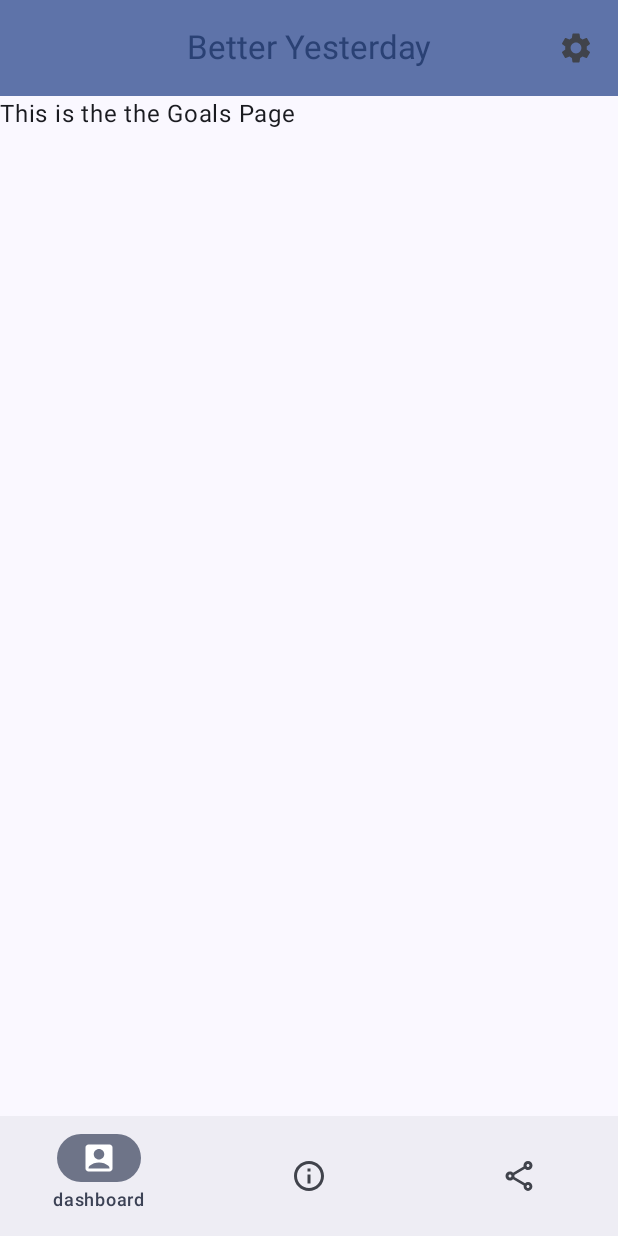
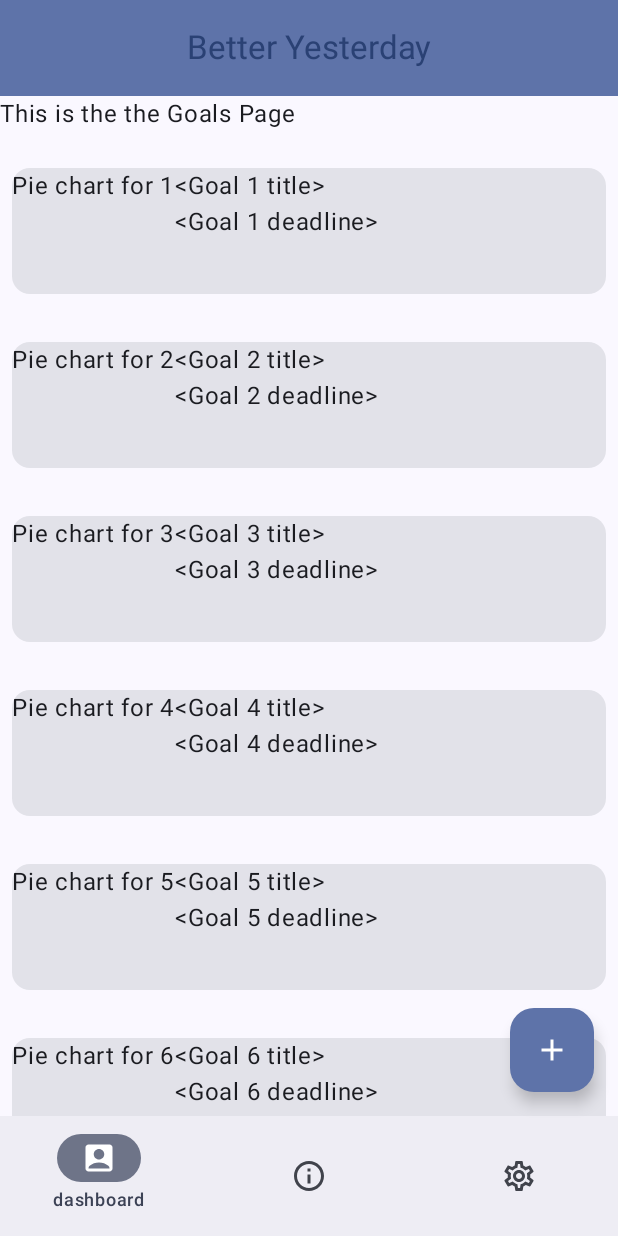
Before and after one commit to EmmanuelAdio/BetterYesterday, an Android app built with Jetpack Compose: the GoalScreen screen opened through its navigation route, on a phone screen of 412 x 824 dp. Run offline under Robolectric (Android 15) with nearby library versions, the phone set to English and light mode, and no system bars.

Commit message:
I have made the tasks page and all of its components

```diff
--- a/app/build.gradle.kts
+++ b/app/build.gradle.kts
@@ -60,6 +60,7 @@ dependencies {
     implementation("androidx.compose.ui:ui-tooling-preview")
     implementation("androidx.compose.material3:material3")
     implementation("androidx.navigation:navigation-compose:2.7.7")
+    implementation("androidx.constraintlayout:constraintlayout:2.1.4")
     testImplementation("junit:junit:4.13.2")
     androidTestImplementation("androidx.test.ext:junit:1.1.5")
     androidTestImplementation("androidx.test.espresso:espresso-core:3.5.1")
--- a/app/src/main/java/com/example/betteryesterday/ui/BetterYesterdayApp.kt
+++ b/app/src/main/java/com/example/betteryesterday/ui/BetterYesterdayApp.kt
@@ -1,27 +1,27 @@
 package com.example.betteryesterday.ui
 
+import android.content.Context
+import android.widget.Toast
 import androidx.compose.foundation.layout.padding
 import androidx.compose.material.icons.Icons
 import androidx.compose.material.icons.filled.AccountBox
+import androidx.compose.material.icons.filled.Add
 import androidx.compose.material.icons.filled.Info
 import androidx.compose.material.icons.filled.Settings
-import androidx.compose.material.icons.filled.Share
 import androidx.compose.material.icons.outlined.AccountBox
 import androidx.compose.material.icons.outlined.Info
-import androidx.compose.material.icons.outlined.Share
+import androidx.compose.material.icons.outlined.Settings
 import androidx.compose.material3.Badge
 import androidx.compose.material3.BadgedBox
-import androidx.compose.material3.BottomAppBar
 import androidx.compose.material3.CenterAlignedTopAppBar
 import androidx.compose.material3.ExperimentalMaterial3Api
+import androidx.compose.material3.FloatingActionButton
 import androidx.compose.material3.Icon
-import androidx.compose.material3.IconButton
 import androidx.compose.material3.MaterialTheme
 import androidx.compose.material3.NavigationBar
 import androidx.compose.material3.NavigationBarItem
 import androidx.compose.material3.Scaffold
 import androidx.compose.material3.Text
-import androidx.compose.material3.TopAppBar
 import androidx.compose.material3.TopAppBarDefaults
 import androidx.compose.runtime.Composable
 import androidx.compose.runtime.getValue
@@ -30,16 +30,15 @@ import androidx.compose.runtime.saveable.rememberSaveable
 import androidx.compose.runtime.setValue
 import androidx.compose.ui.Modifier
 import androidx.compose.ui.graphics.vector.ImageVector
-import androidx.compose.ui.input.nestedscroll.nestedScroll
 import androidx.compose.ui.platform.LocalContext
-import androidx.compose.ui.text.rememberTextMeasurer
 import androidx.compose.ui.text.style.TextOverflow
-import androidx.compose.ui.tooling.preview.Preview
 import androidx.navigation.NavHostController
+import androidx.navigation.NavType
 import androidx.navigation.compose.NavHost
 import androidx.navigation.compose.composable
+import androidx.navigation.compose.currentBackStackEntryAsState
 import androidx.navigation.compose.rememberNavController
-import com.example.betteryesterday.ui.theme.BetterYesterdayTheme
+import androidx.navigation.navArgument
 
 
 enum class AppScreens{
@@ -47,7 +46,8 @@ enum class AppScreens{
     dashboard,//this represents the dashboard page
     goals,//this represents the goals page
     settings,//this represents the settings page
-    share//this represents the share page.
+    tasks,//this represents the tasks pages the goal that was clicked and display the goal's information
+    share,//this represents the share page.
 }
 data class BottomNavigationItems(
     val title : String,
@@ -61,6 +61,8 @@ data class BottomNavigationItems(
 fun BetterYesterdayApp(){
     val navController: NavHostController = rememberNavController();
     val context = LocalContext.current;
+
+    val goalViewModel = GoalViewModel()
 
     val items = listOf(
         BottomNavigationItems (
@@ -76,11 +78,12 @@ fun BetterYesterdayApp(){
             hasNews = false
         ),
         BottomNavigationItems (
-            title = AppScreens.share.name,
-            selectedIcon = Icons.Filled.Share,
-            unSelectedIcon = Icons.Outlined.Share,
+            title = AppScreens.settings.name,
+            selectedIcon = Icons.Filled.Settings,
+            unSelectedIcon = Icons.Outlined.Settings,
             hasNews = false
         ),
+
     )
 
     var selectedItemIndex by rememberSaveable {
@@ -92,28 +95,18 @@ fun BetterYesterdayApp(){
             CenterAlignedTopAppBar(
                 colors = TopAppBarDefaults.topAppBarColors(
                     containerColor = MaterialTheme.colorScheme.primaryContainer,
-                    titleContentColor = MaterialTheme.colorScheme.primary
+                    titleContentColor = MaterialTheme.colorScheme.primary,
                 ),
+                /*This is where i will put the ICON for the Better Yesterday app*/
                 title = {
                     Text("Better Yesterday",
                         maxLines = 1,
                         overflow =  TextOverflow.Ellipsis)//Add a title to the app,
-                },
-                actions = {
-                    IconButton(onClick = {
-                        /* Open the user profile screen*/
-                        navController.navigate(route = AppScreens.settings.name)
-                        selectedItemIndex = 4
-                    }) {
-                        Icon(
-                            imageVector = Icons.Default.Settings,
-                            contentDescription = "This is the Settings page")
-                    }
                 }
             )
         },
         bottomBar = {
-           NavigationBar {
+           NavigationBar{
                items.forEachIndexed { index, item ->
                    NavigationBarItem(
                        selected = selectedItemIndex == index,
@@ -124,6 +117,7 @@ fun BetterYesterdayApp(){
                        label = {
                                Text(text = item.title)
                        },
+                       //this makes it so that the label only shows up when teh user is currently on the page
                        alwaysShowLabel = false,
                        icon = {
                            BadgedBox(
@@ -143,25 +137,64 @@ fun BetterYesterdayApp(){
                        })
                }
            }
-        }){innerpadding ->
+        },
+        floatingActionButton = {
+            if (currentRoute(navController) == AppScreens.goals.name) {
+                FAB(context)
+            }
+        },
+        ){innerpadding ->
         NavHost(
             navController = navController,
             startDestination = AppScreens.dashboard.name,
             modifier = Modifier.padding(innerpadding)
         ){
             composable(route = AppScreens.dashboard.name){
-                DashboardScreen()
+                DashboardScreen(goalViewModel)
             }
             composable(route = AppScreens.settings.name){
                 SettingsScreen()
             }
             composable(route = AppScreens.goals.name){
-                GoalScreen()
+                GoalScreen(goalViewModel, navController)
             }
+
+            composable(route = AppScreens.tasks.name + "/{index}",
+                arguments = listOf(
+                    navArgument(name = "index") {
+                        type = NavType.IntType //extract the argument
+                    }
+                )
+            ) { index ->
+                GoalsDetailsScreen(
+                    goalViewModel,
+                    index.arguments?.getInt("index")//passing the index
+                )
+            }
+
             composable(route = AppScreens.share.name){
                 ShareScreen()
             }
         }
+    }
+}
+
+@Composable
+fun currentRoute(navController: NavHostController): String? {
+    val navBackStackEntry by navController.currentBackStackEntryAsState()
+    return navBackStackEntry?.destination?.route
+}
+
+@Composable
+fun FAB(context: Context) {
+    FloatingActionButton(onClick = {
+        // Handle FAB click action here
+        // For example, show a toast or navigate to another screen
+        Toast.makeText(context, "FAB Clicked", Toast.LENGTH_SHORT).show()
+    },
+    ) {
+        // This is what will be displayed inside the FAB
+        Icon(Icons.Filled.Add, contentDescription = "Add")
     }
 }
 
@@ -172,33 +205,3 @@ fun BetterYesterdayApp(){
 //        BetterYesterdayApp()
 //    }
 //}
-
-
-
-
-
-
-
-//@Composable
-//fun oldBottom(){
-//    BottomAppBar(
-//        actions = {
-//            IconButton(onClick = { navController.navigate(route = AppScreens.dashboard.name)}) {
-//                Icon(
-//                    Icons.Filled.AccountBox,
-//                    contentDescription = "Dashboard page")
-//            }
-//            IconButton(onClick = { navController.navigate(route = AppScreens.goals.name) }) {
-//                Icon(
-//                    Icons.Default.Info,
-//                    contentDescription = "Goals page",
-//                )
-//            }
-//            IconButton(onClick = { navController.navigate(route = AppScreens.share.name)}) {
-//                Icon(
-//                    Icons.Default.Share,
-//                    contentDescription = "Profile",
-//                )
-//            }
-//        })
-//}
--- /dev/null
+++ b/app/src/main/java/com/example/betteryesterday/ui/CreateMilestone.kt
@@ -0,0 +1 @@
+package com.example.betteryesterday.ui
--- a/app/src/main/java/com/example/betteryesterday/ui/DashboardScreen.kt
+++ b/app/src/main/java/com/example/betteryesterday/ui/DashboardScreen.kt
@@ -1,63 +1,148 @@
 package com.example.betteryesterday.ui
 
+import androidx.compose.foundation.layout.Arrangement
+import androidx.compose.foundation.layout.Box
 import androidx.compose.foundation.layout.Column
+import androidx.compose.foundation.layout.PaddingValues
 import androidx.compose.foundation.layout.Row
+import androidx.compose.foundation.layout.Spacer
+import androidx.compose.foundation.layout.fillMaxWidth
+import androidx.compose.foundation.layout.height
+import androidx.compose.foundation.layout.padding
+import androidx.compose.foundation.layout.width
 import androidx.compose.foundation.lazy.LazyRow
+import androidx.compose.foundation.lazy.items
 import androidx.compose.material3.Card
 import androidx.compose.material3.Text
+import androidx.compose.material3.TextField
 import androidx.compose.runtime.Composable
+import androidx.compose.runtime.remember
+import androidx.compose.ui.Alignment
 import androidx.compose.ui.Modifier
 import androidx.compose.ui.tooling.preview.Preview
+import androidx.compose.ui.unit.dp
+import androidx.navigation.NavHostController
 import com.example.betteryesterday.ui.theme.BetterYesterdayTheme
 
 @Composable
-fun DashboardScreen(modifier: Modifier.Companion = Modifier){
+fun DashboardScreen(goalViewModel: GoalViewModel){
     /*This is the dashboard screen composable
-    * TODO : MAke the dashboard screen composable all all of its features*/
+    * TODO : MAke the dashboard screen composable and all of its features*/
+    val Goals = listOf<Int>(1,2,3,4,5) //This is how the goals displayed in the lazy row will be stored.
     //place holder add show that this is the dashboard screen.
-    Text(text = "This is the Dashboard!")
-//    Column {
-//        /*TODO Set the welcome message on the dashboard to welcome the user's actual USERNAME*/
-//        Text(text = "Welcome Back <User>")
-//        /*TODO set the text to actually show the date */
-//        Text(text = "Today - <Today's date>")
-//
-//        Row {
-//            Card {
-//                displayNoOfCompletedTasks()
-//            }
-//            Card {
-//                displayNoOfRemainingTasks()
-//            }
-//        }
-//
-//
-//    }
+    Column {
+        WelcomeBackMessage()
+
+        Spacer(modifier = Modifier.height(16.dp))
+        Row(
+            modifier = Modifier.fillMaxWidth(),
+            horizontalArrangement = Arrangement.SpaceBetween
+        ){
+            displayNoOfCompletedTasks()
+            Spacer(modifier = Modifier.width(16.dp))
+            displayNoOfRemainingTasks()
+        }
+
+        Spacer(modifier = Modifier.height(16.dp))
+        displayWeekAnalytics()
+
+        Spacer(modifier = Modifier.height(16.dp))
+        displayGoalPieCharts(Goals)
+    }
+}
+
+@Composable
+fun WelcomeBackMessage(){
+    // Placeholder for the actual user's name and date
+    /*TODO Set the welcome message on the dashboard to welcome the user's actual USERNAME*/
+    val userName = "<User>"
+    /*TODO set the text to actually show the date */
+    val date = "<Today's date>"
+
+    Text("Welcome Back $userName")
+    Spacer(modifier = Modifier.height(8.dp))
+    Text("Today - $date")
+
 }
 
 @Composable
 fun displayNoOfCompletedTasks(){
-    Text(text = "This will display teh number of completed Tasks")
+    Card(
+        modifier = Modifier
+            .height(100.dp) // Set a fixed height for the cards
+            .fillMaxWidth(0.5f) // Fill half the width of the parent
+            .padding(8.dp) // Add padding around the card
+    )  {
+        Box(
+            contentAlignment = Alignment.Center,
+            modifier = Modifier.padding(16.dp)
+        ){
+            Text(text = "This will display the number of completed Tasks")
+        }
+    }
 }
-
 @Composable
 fun displayNoOfRemainingTasks(){
-    Text(text = "This will display the number of remaining Tasks")
+    Card(
+        modifier = Modifier
+            .height(100.dp) // Set a fixed height for the cards
+            .fillMaxWidth() // Fill the remaining width
+            .padding(8.dp) // Add padding around the card
+    )  {
+        Box(
+            contentAlignment = Alignment.Center,
+            modifier = Modifier.padding(16.dp)
+        ){
+            Text(text = "This will display the number of remaining Tasks")
+        }
+    }
 }
 
 @Composable
 fun displayWeekAnalytics(){
-    Text(text = "This will display the number of remaining Tasks")
+    Card {
+        Box(
+            contentAlignment = Alignment.Center,
+            modifier = Modifier
+                .height(200.dp)
+                .padding(16.dp)
+        ) {
+            Text("Graph to show number of tasks completed each day of the week")
+        }
+    }
 }
 
 @Composable
-fun displayGoalPieCharts(){
-    Text(text = "This will display the number of remaining Tasks")
+fun displayGoalPieCharts(Goals : List<Int>) {
+    LazyRow(
+        horizontalArrangement = Arrangement.spacedBy(16.dp), // Spacing between items
+        contentPadding = PaddingValues(horizontal = 16.dp)   // Padding on the sides of the LazyRow
+    ) {
+        // This is how you define individual items within a LazyRow
+        items(Goals) { item ->
+            GoalPie(item)
+        }
+    }
 }
-//@Preview(showBackground = true)
-//@Composable
-//fun showDash(){
-//    BetterYesterdayTheme {
-//        DashboardScreen()
-//    }
-//}
+
+@Composable
+fun GoalPie(Number: Int){
+    //this is where we will be making the pie chart for each goal that is displayed on the dashboard
+    Card(
+        modifier = Modifier
+            .height(200.dp)
+            .width(200.dp) // Set a width for the card
+    ) {
+        Box(contentAlignment = Alignment.Center) {
+            Text("Pie chart$Number")
+        }
+    }
+}
+
+@Preview(showBackground = true)
+@Composable
+fun showDash(){
+    BetterYesterdayTheme {
+        //DashboardScreen()
+    }
+}
--- /dev/null
+++ b/app/src/main/java/com/example/betteryesterday/ui/GoalViewModel.kt
@@ -0,0 +1,7 @@
+package com.example.betteryesterday.ui
+
+import androidx.lifecycle.ViewModel
+
+class GoalViewModel : ViewModel(){
+
+}
--- a/app/src/main/java/com/example/betteryesterday/ui/GoalsScreen.kt
+++ b/app/src/main/java/com/example/betteryesterday/ui/GoalsScreen.kt
@@ -1,13 +1,94 @@
 package com.example.betteryesterday.ui
 
+import android.content.Context
+import android.widget.Toast
+import androidx.compose.foundation.clickable
+import androidx.compose.foundation.layout.Arrangement
+import androidx.compose.foundation.layout.Box
+import androidx.compose.foundation.layout.Column
+import androidx.compose.foundation.layout.PaddingValues
+import androidx.compose.foundation.layout.Row
+import androidx.compose.foundation.layout.Spacer
+import androidx.compose.foundation.layout.fillMaxHeight
+import androidx.compose.foundation.layout.fillMaxSize
+import androidx.compose.foundation.layout.fillMaxWidth
+import androidx.compose.foundation.layout.height
+import androidx.compose.foundation.layout.padding
+import androidx.compose.foundation.lazy.LazyColumn
+import androidx.compose.foundation.lazy.itemsIndexed
+import androidx.compose.material.icons.Icons
+import androidx.compose.material.icons.filled.Add
+import androidx.compose.material.icons.filled.DateRange
+import androidx.compose.material3.Button
+import androidx.compose.material3.Card
+import androidx.compose.material3.Icon
 import androidx.compose.material3.Text
 import androidx.compose.runtime.Composable
+import androidx.compose.ui.Alignment
 import androidx.compose.ui.Modifier
+import androidx.compose.ui.platform.LocalContext
+import androidx.compose.ui.unit.dp
+import androidx.navigation.NavHostController
 
 @Composable
-fun GoalScreen(modifier: Modifier.Companion = Modifier){
+fun GoalScreen(
+    goalViewModel: GoalViewModel,
+    navController: NavHostController
+){
     /*This is the dashboard screen composable
     * TODO : Make the goals screen composable all all of its features*/
     //place holder add show that this is the dashboard screen.
-    Text(text = "This is the the Goals Page")
+    val context = LocalContext.current;
+    val Goals = listOf<Int>(1,2,3,4,5,6,7,8,9,10)
+    Column {
+        Text(text = "This is the the Goals Page")
+        Spacer(modifier = Modifier.height(16.dp))
+        ListOfGoals(navController, Goals, context)
+        Spacer(modifier = Modifier.height(16.dp))
+
+    }
+
 }
+
+@Composable
+fun ListOfGoals(navController: NavHostController, Goals: List<Int>, context: Context){
+    //this is where we will be displaying all the goals that the user has.
+    LazyColumn(
+        verticalArrangement = Arrangement.spacedBy(16.dp) // Spacing between items
+        ) {
+        itemsIndexed(Goals) { index, item ->
+            GoalCard(navController, item, index, context)
+        }
+    }
+}
+
+@Composable
+fun GoalCard(navController: NavHostController, goal: Int, index: Int, context: Context) {
+    Card (
+        modifier = Modifier
+            .height(100.dp) // Set a fixed height for the cards
+            .fillMaxWidth() // Fill the remaining width
+            .padding(8.dp)// Add padding around the card
+    ) {
+        Row (
+            Modifier.clickable {
+                Toast
+                    .makeText(context, "Item clicked!", Toast.LENGTH_SHORT)
+                    .show()
+                    navController.navigate(route = AppScreens.tasks.name + "/$index")
+                }
+        ){
+            //this will be where the pie chart for the goal will be placed.
+            Box(contentAlignment = Alignment.Center) {
+                Text("Pie chart for $goal")
+            }
+             Box(contentAlignment = Alignment.Center){
+                 Column {
+                     Text("<Goal $goal title>")
+                     Text("<Goal $goal deadline>")
+                 }
+
+             }
+        }
+    }
+}
--- /dev/null
+++ b/app/src/main/java/com/example/betteryesterday/ui/MilestoneDetails.kt
@@ -0,0 +1 @@
+package com.example.betteryesterday.ui
```
Also changed, not shown: app/src/main/java/com/example/betteryesterday/ui/CreateGoal.kt (added, +8 -0 lines), app/src/main/java/com/example/betteryesterday/ui/GoalDetailsScreen.kt (added, +149 -0 lines).
